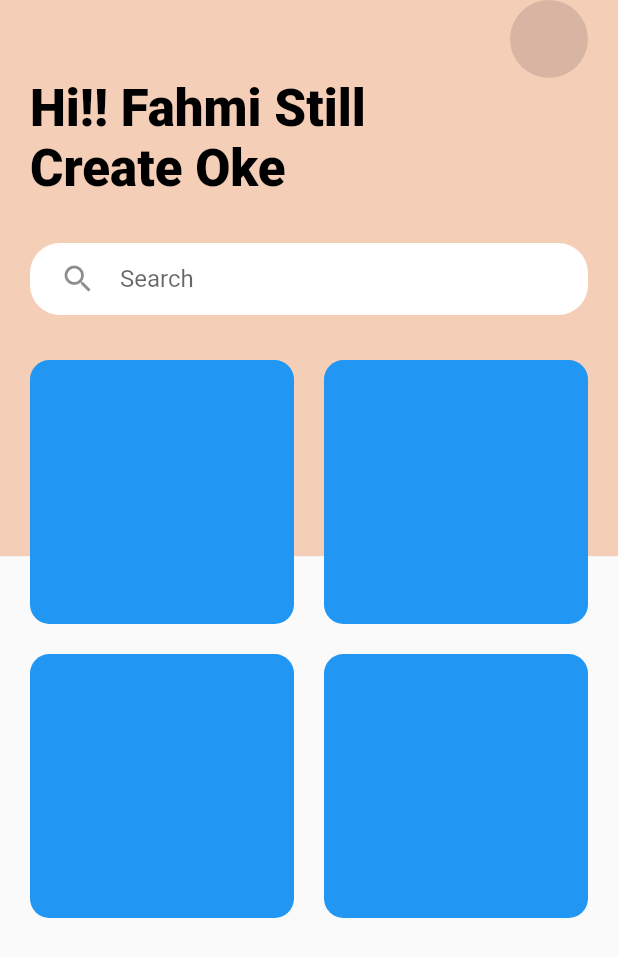
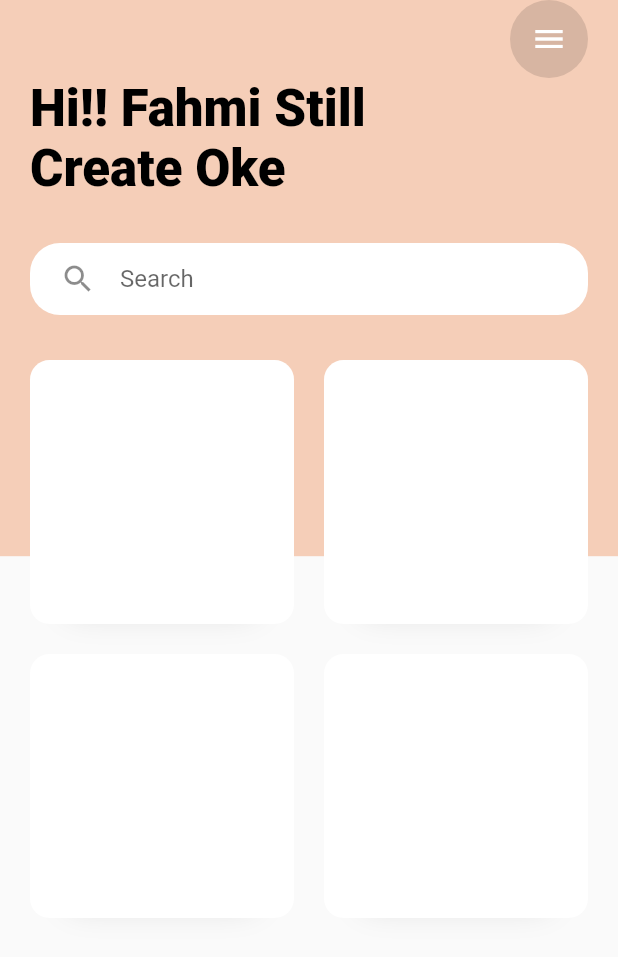
Before and after one commit to fahmitaris1998/ResponsiveUI-structure, a Flutter app: the screen it shows after launch, on a phone screen of 412 x 824 dp. Shown: the top 957 px of the screen. Run offline on Flutter 3.47's test engine with Material 2 defaults, Android fonts, the phone set to English and light mode, and no system bars; our stand-ins replace device_preview.

Commit message:
responsive ui new

```diff
--- a/lib/views/dashboard.dart
+++ b/lib/views/dashboard.dart
@@ -29,6 +29,7 @@ class Dashboard extends StatelessWidget {
                               color: Colors.black12,
                               shape: BoxShape.circle
                             ),
+                            child: Icon(Icons.menu,color: Colors.white,),
                           ),
                         ),
 
@@ -65,25 +66,60 @@ class Dashboard extends StatelessWidget {
                           children: [
                             Container(
                               decoration: BoxDecoration(
-                                color: Colors.blue,
-                                borderRadius: BorderRadius.circular(13)
+                                color: Colors.white,
+                                borderRadius: BorderRadius.circular(13),
+                                boxShadow: [
+                                  BoxShadow(
+                                    offset: Offset(0,17),
+                                    blurRadius: 17,
+                                    spreadRadius: -23,
+                                    color: Colors.black12
+                                  )
+                                ]
                               ),
-                            ),Container(
+                            ),
+                            Container(
                               decoration: BoxDecoration(
-                                  color: Colors.blue,
-                                  borderRadius: BorderRadius.circular(13)
+                                  color: Colors.white,
+                                  borderRadius: BorderRadius.circular(13),
+                                  boxShadow: [
+                                    BoxShadow(
+                                        offset: Offset(0,17),
+                                        blurRadius: 17,
+                                        spreadRadius: -23,
+                                        color: Colors.black12
+                                    )
+                                  ]
                               ),
-                            ),Container(
+                            ),
+                            Container(
                               decoration: BoxDecoration(
-                                  color: Colors.blue,
-                                  borderRadius: BorderRadius.circular(13)
+                                  color: Colors.white,
+                                  borderRadius: BorderRadius.circular(13),
+                                  boxShadow: [
+                                    BoxShadow(
+                                        offset: Offset(0,17),
+                                        blurRadius: 17,
+                                        spreadRadius: -23,
+                                        color: Colors.black12
+                                    )
+                                  ]
                               ),
-                            ),Container(
+                            ),
+                            Container(
                               decoration: BoxDecoration(
-                                  color: Colors.blue,
-                                  borderRadius: BorderRadius.circular(13)
+                                  color: Colors.white,
+                                  borderRadius: BorderRadius.circular(13),
+                                  boxShadow: [
+                                    BoxShadow(
+                                        offset: Offset(0,17),
+                                        blurRadius: 17,
+                                        spreadRadius: -23,
+                                        color: Colors.black12
+                                    )
+                                  ]
                               ),
-                            )
+                            ),
                           ],
                         ),
                       )
```
